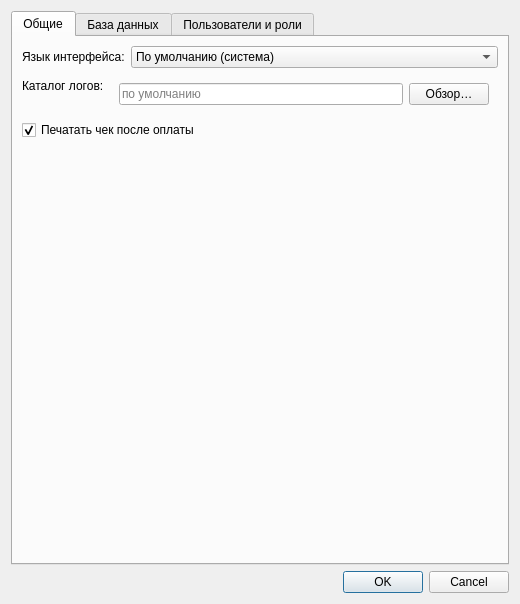
The window that ui/settingsdialog.ui (MikhailBersenev/easyPOS) describes before a commit, drawn with Qt 5.
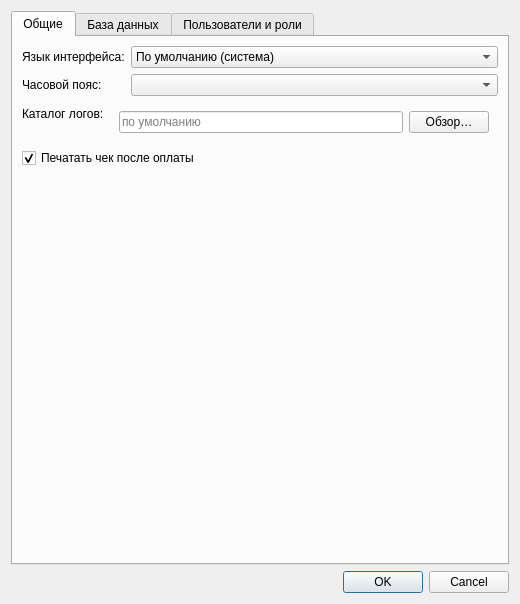
The same window after the commit.

What changed in the file:
```diff
--- a/ui/settingsdialog.ui
+++ b/ui/settingsdialog.ui
@@ -61,6 +61,26 @@
            </item>
           </widget>
          </item>
+         <item row="1" column="0">
+          <widget class="QLabel" name="timeZoneLabel">
+           <property name="text">
+            <string>Часовой пояс:</string>
+           </property>
+           <property name="toolTip">
+            <string>Используется для отображения времени в чеках, сменах и отчётах</string>
+           </property>
+          </widget>
+         </item>
+         <item row="1" column="1">
+          <widget class="QComboBox" name="timeZoneComboBox">
+           <property name="minimumWidth">
+            <number>280</number>
+           </property>
+           <property name="toolTip">
+            <string>По умолчанию — системный часовой пояс</string>
+           </property>
+          </widget>
+         </item>
         </layout>
        </item>
        <item>
```
